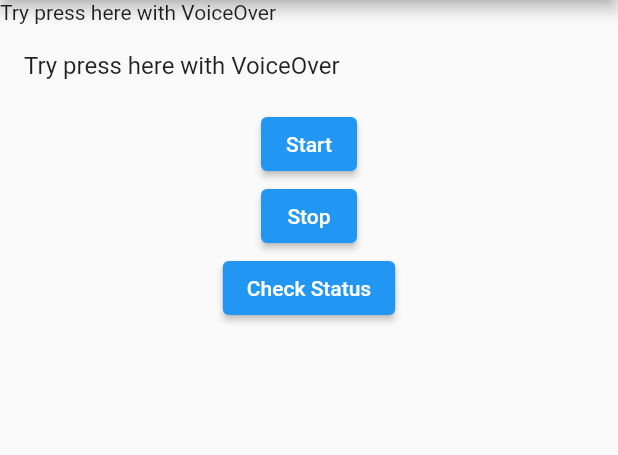
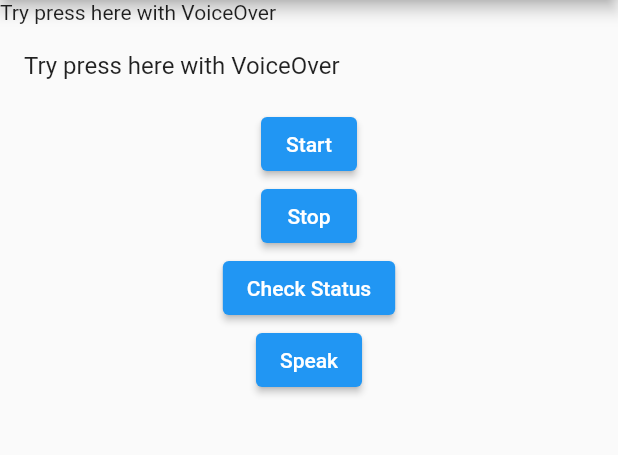
Before and after one commit to anjuiiita/Live_and_Learn, a Flutter app: the screen it shows after launch, on a phone screen of 412 x 824 dp, the part 84-539 px from its top. Run offline on Flutter 3.47's test engine with Material 2 defaults, Android fonts, the light colour scheme and no system bars; our stand-ins replace flutter_tts, speech_to_text.

Commit message:
init example view

```diff
--- a/lib/entry/example.dart
+++ b/lib/entry/example.dart
@@ -1,6 +1,7 @@
 import 'package:flutter/material.dart';
 import 'package:live_and_learn/example/message.dart';
 import 'package:live_and_learn/example/speech.dart';
+import 'package:live_and_learn/example/text.dart';
 import 'package:live_and_learn/tutorial/tutorial.dart';
 
 class ExampleView extends StatelessWidget {
@@ -37,6 +38,7 @@ class ExampleView extends StatelessWidget {
               ),
             ),
             SpeechExampleView(),
+            TextExampleView(),
           ],
         ),
       ),
--- a/lib/example/text.dart
+++ b/lib/example/text.dart
@@ -7,17 +7,35 @@ class TextExampleView extends StatefulWidget {
 }
 
 class _TextExampleViewState extends State<TextExampleView> {
-  final FlutterTts flutterTts = FlutterTts();
+  final FlutterTts _flutterTts = FlutterTts();
 
   @override
   void initState() {
     super.initState();
 
-    this.flutterTts.setSharedInstance(true);
+    this._flutterTts.setSharedInstance(true);
+    this._flutterTts.setIosAudioCategory(
+      IosTextToSpeechAudioCategory.playAndRecord,
+      [
+        IosTextToSpeechAudioCategoryOptions.allowBluetooth,
+        IosTextToSpeechAudioCategoryOptions.allowBluetoothA2DP,
+        IosTextToSpeechAudioCategoryOptions.mixWithOthers,
+      ],
+    );
   }
 
   @override
   Widget build(BuildContext context) {
-    return Container();
+    return Column(
+      children: [
+        ElevatedButton(
+          onPressed: () async {
+            this._flutterTts.speak('hello');
+            await this._flutterTts.awaitSpeakCompletion(true);
+          },
+          child: Text("Speak"),
+        ),
+      ],
+    );
   }
 }
```
